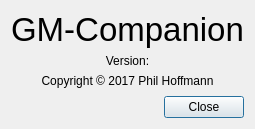
Old version of the form dialogs/aboutdialog.ui in the repository PhilInTheGaps/GM-Companion.
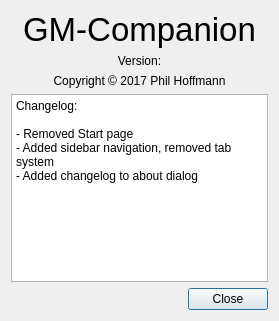
New version of the form.

```diff
--- a/dialogs/aboutdialog.ui
+++ b/dialogs/aboutdialog.ui
@@ -6,8 +6,8 @@
    <rect>
     <x>0</x>
     <y>0</y>
-    <width>240</width>
-    <height>129</height>
+    <width>279</width>
+    <height>321</height>
    </rect>
   </property>
   <property name="windowTitle">
@@ -52,17 +52,15 @@
     </widget>
    </item>
    <item>
-    <spacer name="verticalSpacer">
-     <property name="orientation">
-      <enum>Qt::Vertical</enum>
+    <widget class="QPlainTextEdit" name="plainTextEdit">
+     <property name="plainText">
+      <string>Changelog:
+
+- Removed Start page
+- Added sidebar navigation, removed tab system
+- Added changelog to about dialog</string>
      </property>
-     <property name="sizeHint" stdset="0">
-      <size>
-       <width>20</width>
-       <height>40</height>
-      </size>
-     </property>
-    </spacer>
+    </widget>
    </item>
    <item>
     <widget class="QDialogButtonBox" name="buttonBox">
```
